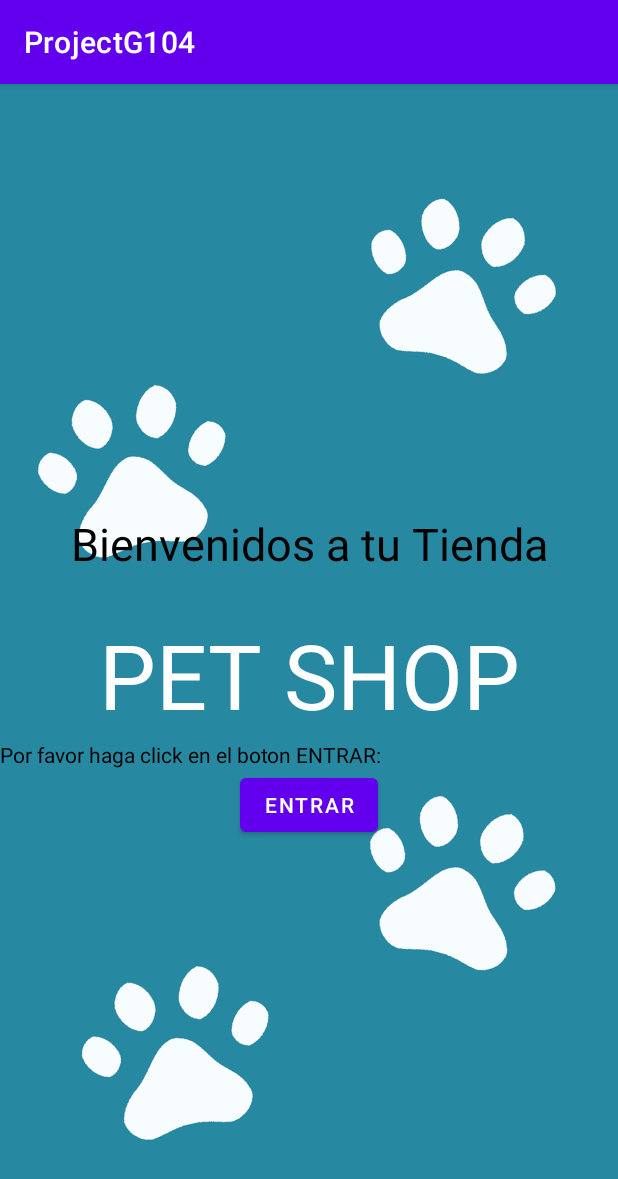
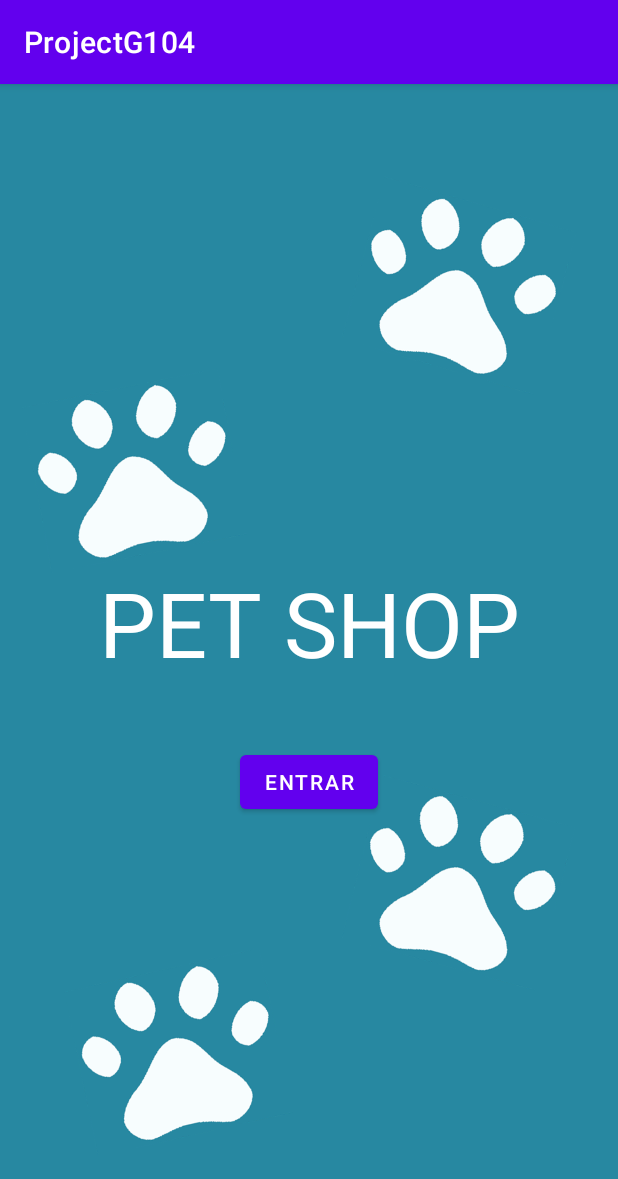
Before and after one commit to alvarezgalea/Android_Mobile_Sprint_3, an Android app: the screen it shows after launch (MainActivity), on a phone screen of 412 x 824 dp. Shown: the top 1179 px of the screen. Run offline under Robolectric (Android 15) with nearby library versions, the phone set to English and light mode, and no system bars.

```diff
--- a/ProjectG104/app/src/main/res/layout/activity_main.xml
+++ b/ProjectG104/app/src/main/res/layout/activity_main.xml
@@ -20,29 +20,13 @@
             android:orientation="vertical">
 
             <TextView
-                android:id="@+id/textView4"
-                android:layout_width="396dp"
-                android:layout_height="87dp"
-                android:gravity="center"
-                android:textColor="#000000"
-                android:textSize="30dp"
-                android:text="@string/text_info_tittle1" />
-
-            <TextView
                 android:id="@+id/textView5"
                 android:layout_width="396dp"
-                android:layout_height="87dp"
+                android:layout_height="164dp"
                 android:gravity="center"
+                android:text="@string/text_info_tittle2"
                 android:textColor="#FFFFFF"
-                android:textSize="60dp"
-                android:text="@string/text_info_tittle2" />
-
-            <TextView
-                android:id="@+id/textView6"
-                android:layout_width="match_parent"
-                android:layout_height="wrap_content"
-                android:textColor="#000000"
-                android:text="@string/text_info_tittle3" />
+                android:textSize="60dp" />
 
             <Button
                 android:id="@+id/btnInit"
```
